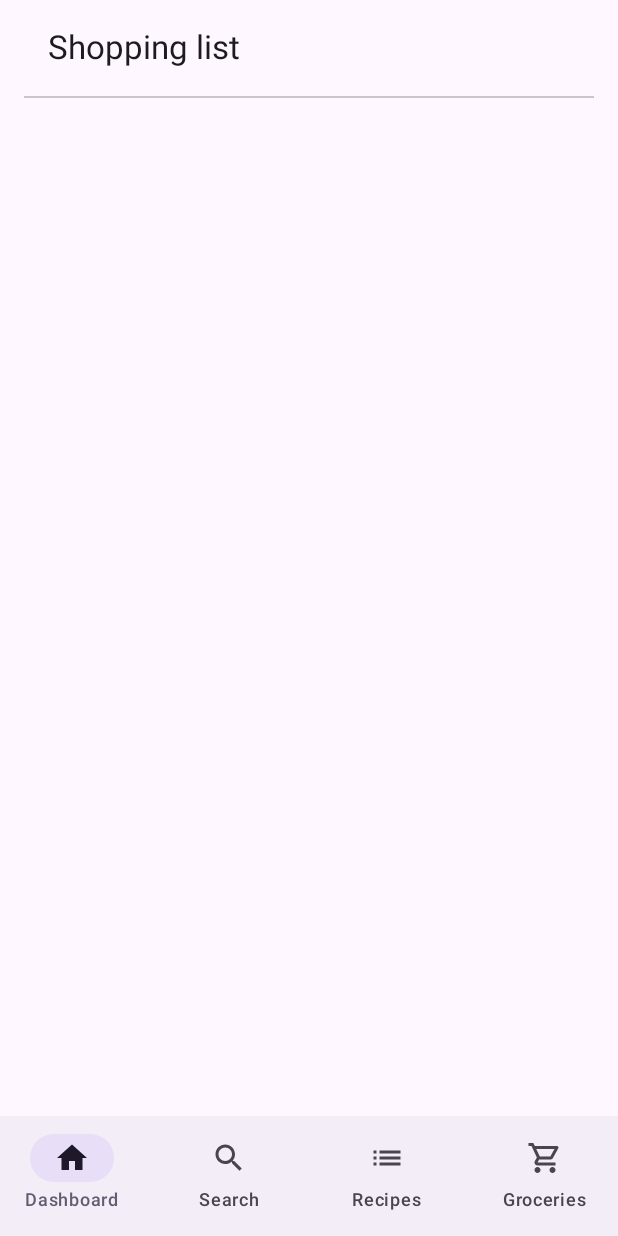
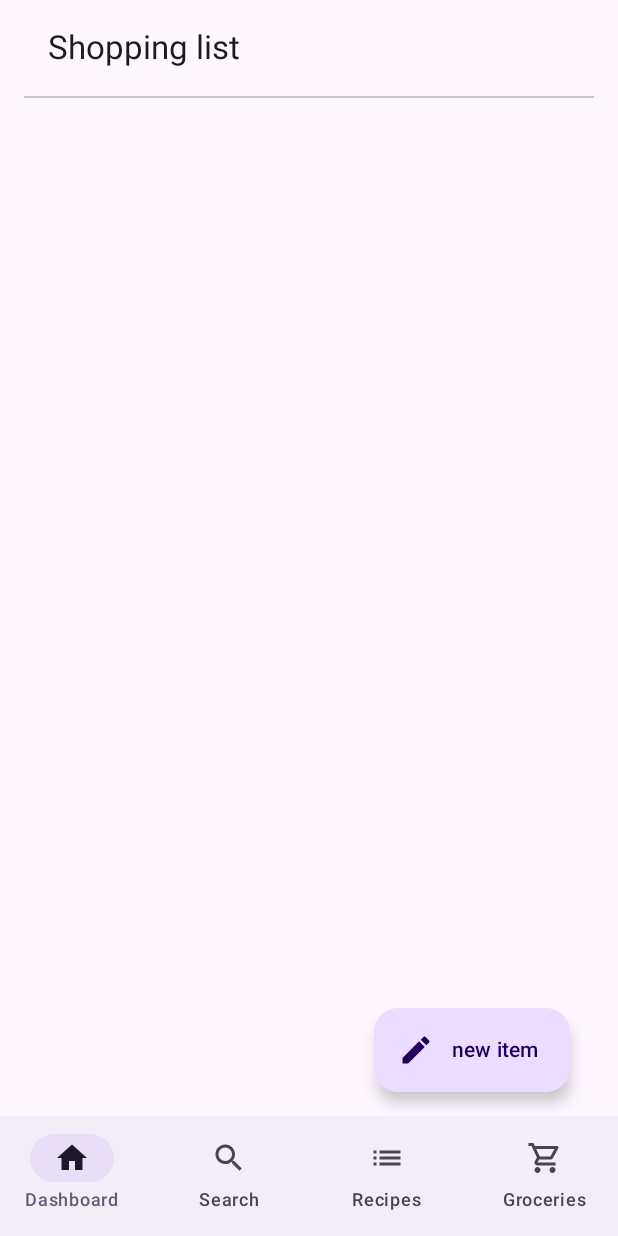
Before and after one commit to Noorae/Recipe-App, an Android app built with Jetpack Compose: the groceries screen opened through its navigation route, on a phone screen of 412 x 824 dp. Run offline under Robolectric (Android 15) with nearby library versions, the phone set to English and light mode, and no system bars.

Commit message:
Add: Dialog, ShoppingItems composable,Floating action button on ShoppingList screen.kt.

```diff
--- a/app/src/main/java/com/project/recipeapplication/ui/screens/ShoppingList.kt
+++ b/app/src/main/java/com/project/recipeapplication/ui/screens/ShoppingList.kt
@@ -1,22 +1,36 @@
 package com.project.recipeapplication.ui.screens
 
 import androidx.compose.foundation.layout.Arrangement
+import androidx.compose.foundation.layout.Box
 import androidx.compose.foundation.layout.Column
 import androidx.compose.foundation.layout.fillMaxSize
 import androidx.compose.foundation.layout.padding
+import androidx.compose.material.icons.Icons
+import androidx.compose.material.icons.filled.Create
 import androidx.compose.material3.Divider
+import androidx.compose.material3.ExtendedFloatingActionButton
+import androidx.compose.material3.Icon
 import androidx.compose.material3.Text
 import androidx.compose.runtime.Composable
+import androidx.compose.runtime.getValue
+import androidx.compose.runtime.mutableStateOf
+import androidx.compose.runtime.remember
+import androidx.compose.runtime.setValue
 import androidx.compose.ui.Alignment
 import androidx.compose.ui.Modifier
 import androidx.compose.ui.text.font.FontWeight
 import androidx.compose.ui.unit.dp
 import androidx.compose.ui.unit.sp
 import androidx.navigation.NavController
+import com.project.recipeapplication.data.model.database.ShoppingItem
 import com.project.recipeapplication.ui.components.CustomTopBar
+import com.project.recipeapplication.ui.components.ShoppingItemDialog
+import com.project.recipeapplication.ui.components.ShoppingItems
+import com.project.recipeapplication.viewModel.ShoppingViewModel
 
 @Composable
-fun ShoppingList(navController: NavController) {
+fun ShoppingList(navController: NavController, viewModel : ShoppingViewModel) {
+    var showDialog by remember { mutableStateOf(false) }
 
     Column(modifier = Modifier
         .fillMaxSize()
@@ -29,6 +43,29 @@ fun ShoppingList(navController: NavController) {
             navController =  navController,
         )
         Divider()
+
+        Box(modifier = Modifier.fillMaxSize()) {
+            ShoppingItems(viewModel = viewModel)
+
+            ExtendedFloatingActionButton(
+                text = { Text(text = "new item") },
+                icon = { Icon(Icons.Filled.Create, "Extended floating action button") },
+                onClick = { showDialog = true },
+                modifier = Modifier
+                    .padding(16.dp)
+                    .align(Alignment.BottomEnd))
+
+        }
+
+    }
+
+    if (showDialog) {
+        ShoppingItemDialog(
+            onDismiss = { showDialog = false },
+            onAddItem = { newItemName ->
+                viewModel.addNewItem(ShoppingItem(name = newItemName, itemChecked = false))
+            }
+        )
     }
 
 }
```
